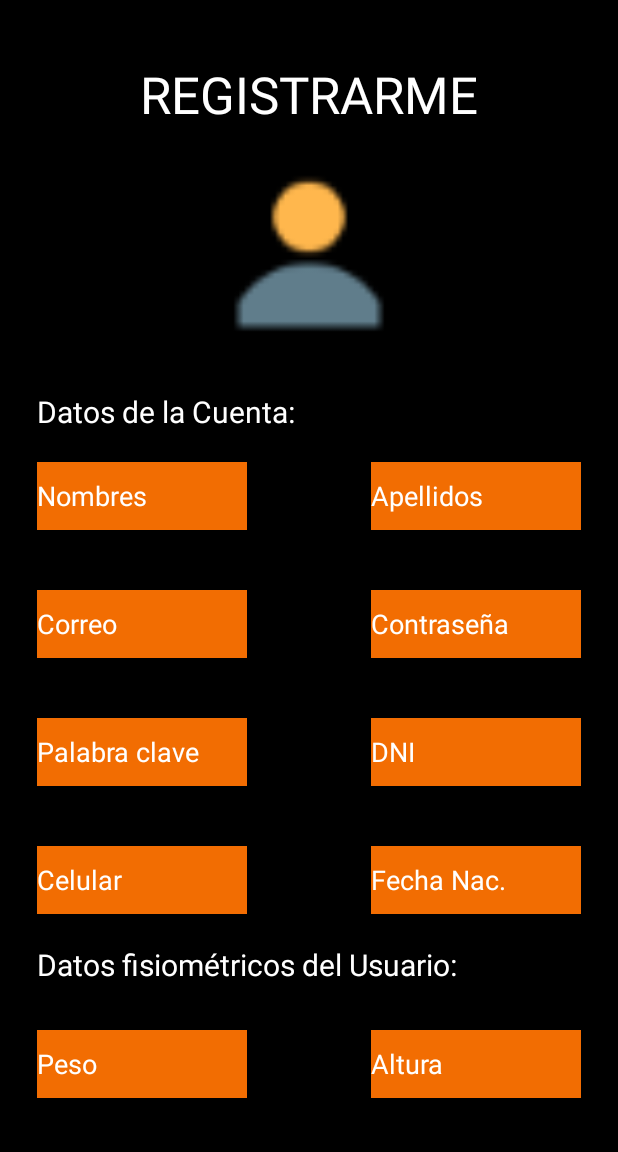
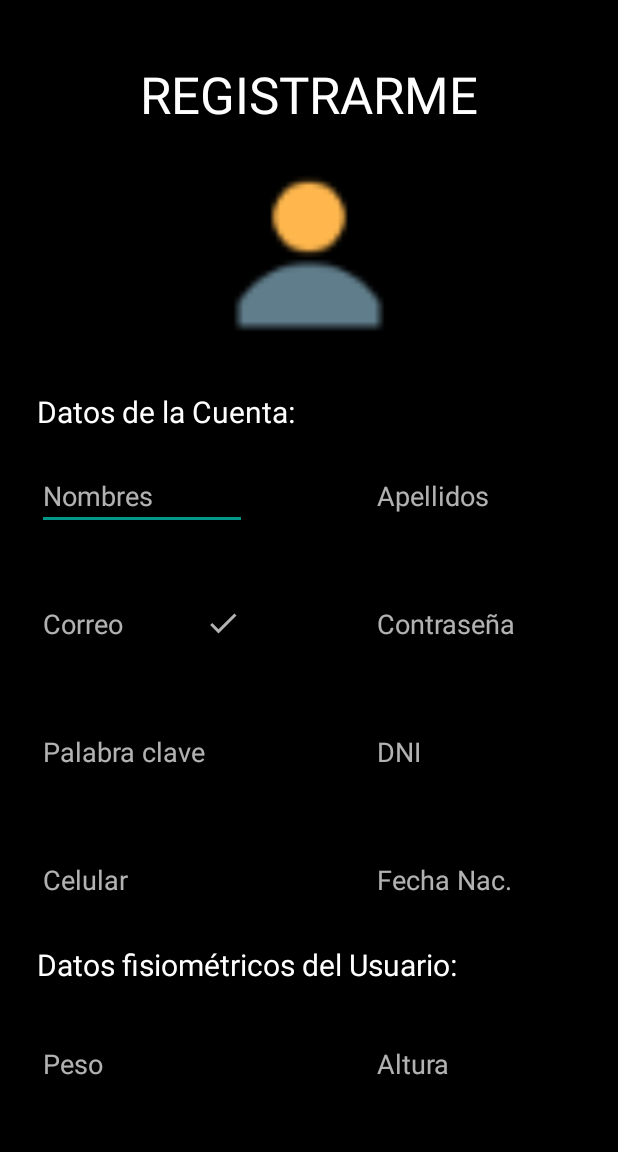
Before and after one commit to wanderjts94/AppGynRv, an Android app: the RegistroActivity screen opened directly, with no data from a screen before it, on a phone screen of 412 x 824 dp, the part 84-1236 px from its top. Run offline under Robolectric (Android 15) with nearby library versions, the phone set to English and light mode, and no system bars.

Commit message:
Diseño arreglado

```diff
--- a/app/src/main/res/layout/activity_registro.xml
+++ b/app/src/main/res/layout/activity_registro.xml
@@ -28,42 +28,46 @@
             android:layout_width="140dp"
             android:layout_height="45dp"
             android:layout_marginTop="20dp"
-            android:background="@color/orange_special"
             android:ems="10"
             android:hint="Nombres"
+            android:textColor="@color/white"
+            android:alpha="0.7"
+            tools:ignore="TouchTargetSizeCheck,SpeakableTextPresentCheck"
             android:inputType="textEmailAddress"
             android:textColorHint="@color/white"
             app:layout_constraintStart_toStartOf="@+id/guideline"
-            app:layout_constraintTop_toBottomOf="@+id/textView2"
-            tools:ignore="MissingConstraints,SpeakableTextPresentCheck,TouchTargetSizeCheck" />
+            app:layout_constraintTop_toBottomOf="@+id/textView2" />
 
         <EditText
             android:id="@+id/rptPalabraClave"
             android:layout_width="140dp"
             android:layout_height="45dp"
             android:layout_marginTop="40dp"
-            android:background="@color/orange_special"
             android:ems="10"
             android:hint="Palabra clave"
             android:inputType="text"
             android:textColorHint="@color/white"
+            android:textColor="@color/white"
+            android:alpha="0.7"
+            tools:ignore="TouchTargetSizeCheck,SpeakableTextPresentCheck"
             app:layout_constraintStart_toStartOf="@+id/guideline"
-            app:layout_constraintTop_toBottomOf="@+id/rptCorreo"
-            tools:ignore="SpeakableTextPresentCheck,TouchTargetSizeCheck" />
+            app:layout_constraintTop_toBottomOf="@+id/rptCorreo" />
 
         <EditText
             android:id="@+id/rptCorreo"
             android:layout_width="140dp"
             android:layout_height="45dp"
             android:layout_marginTop="40dp"
-            android:background="@color/orange_special"
+            android:alpha="0.7"
+            android:drawableEnd="@drawable/baseline_check_24"
+            android:inputType="textEmailAddress"
             android:ems="10"
             android:hint="Correo"
-            android:inputType="text"
+            android:textColor="@color/white"
+            tools:ignore="TouchTargetSizeCheck,SpeakableTextPresentCheck"
             android:textColorHint="@color/white"
             app:layout_constraintStart_toStartOf="@+id/guideline"
-            app:layout_constraintTop_toBottomOf="@+id/rptNombres"
-            tools:ignore="SpeakableTextPresentCheck,TouchTargetSizeCheck" />
+            app:layout_constraintTop_toBottomOf="@+id/rptNombres" />
 
         <androidx.constraintlayout.widget.Guideline
             android:id="@+id/guideline"
@@ -105,42 +109,45 @@
             android:layout_width="140dp"
             android:layout_height="45dp"
             android:layout_marginTop="20dp"
-            android:background="@color/orange_special"
             android:ems="10"
             android:hint="Apellidos"
+            android:textColor="@color/white"
+            android:alpha="0.7"
+            tools:ignore="TouchTargetSizeCheck,SpeakableTextPresentCheck"
             android:inputType="text"
             android:textColorHint="@color/white"
             app:layout_constraintEnd_toStartOf="@+id/guideline2"
-            app:layout_constraintTop_toBottomOf="@+id/textView2"
-            tools:ignore="MissingConstraints,TouchTargetSizeCheck" />
+            app:layout_constraintTop_toBottomOf="@+id/textView2" />
 
         <EditText
             android:id="@+id/rptDNI"
             android:layout_width="140dp"
             android:layout_height="45dp"
             android:layout_marginTop="40dp"
-            android:background="@color/orange_special"
             android:ems="10"
+            android:textColor="@color/white"
+            android:alpha="0.7"
+            tools:ignore="TouchTargetSizeCheck,SpeakableTextPresentCheck"
             android:hint="DNI"
             android:inputType="text"
             android:textColorHint="@color/white"
             app:layout_constraintEnd_toStartOf="@+id/guideline2"
-            app:layout_constraintTop_toBottomOf="@+id/rptCorreo"
-            tools:ignore="TouchTargetSizeCheck" />
+            app:layout_constraintTop_toBottomOf="@+id/rptCorreo" />
 
         <EditText
             android:id="@+id/rptCelular"
             android:layout_width="140dp"
             android:layout_height="45dp"
             android:layout_marginTop="40dp"
-            android:background="@color/orange_special"
             android:ems="10"
             android:hint="Celular"
-            android:inputType="text"
+            android:inputType="number"
+            android:textColor="@color/white"
+            android:alpha="0.7"
+            tools:ignore="TouchTargetSizeCheck,SpeakableTextPresentCheck"
             android:textColorHint="@color/white"
             app:layout_constraintStart_toStartOf="@+id/guideline"
-            app:layout_constraintTop_toBottomOf="@+id/rptDNI"
-            tools:ignore="TouchTargetSizeCheck" />
+            app:layout_constraintTop_toBottomOf="@+id/rptDNI" />
 
         <TextView
             android:id="@+id/textView3"
@@ -174,56 +181,60 @@
             android:layout_width="140dp"
             android:layout_height="45dp"
             android:layout_marginTop="40dp"
-            android:background="@color/orange_special"
             android:ems="10"
             android:hint="Contraseña"
             android:inputType="textPassword"
+            android:textColor="@color/white"
+            android:alpha="0.7"
+            tools:ignore="TouchTargetSizeCheck,SpeakableTextPresentCheck"
             android:textColorHint="@color/white"
             app:layout_constraintEnd_toStartOf="@+id/guideline2"
-            app:layout_constraintTop_toBottomOf="@+id/rptApellidos"
-            tools:ignore="MissingConstraints,TouchTargetSizeCheck" />
+            app:layout_constraintTop_toBottomOf="@+id/rptApellidos" />
 
         <EditText
             android:id="@+id/rptFechaNac"
             android:layout_width="140dp"
             android:layout_height="45dp"
             android:layout_marginTop="40dp"
-            android:background="@color/orange_special"
             android:ems="10"
             android:hint="Fecha Nac."
+            android:textColor="@color/white"
+            android:alpha="0.7"
+            tools:ignore="TouchTargetSizeCheck,SpeakableTextPresentCheck"
             android:inputType="date"
             android:textColorHint="@color/white"
             app:layout_constraintEnd_toStartOf="@+id/guideline2"
-            app:layout_constraintTop_toBottomOf="@+id/rptPalabraClave"
-            tools:ignore="TouchTargetSizeCheck" />
+            app:layout_constraintTop_toBottomOf="@+id/rptPalabraClave" />
 
         <EditText
             android:id="@+id/rptAltura"
             android:layout_width="140dp"
             android:layout_height="45dp"
             android:layout_marginTop="30dp"
-            android:background="@color/orange_special"
             android:ems="10"
             android:hint="Altura"
+            android:textColor="@color/white"
+            android:alpha="0.7"
+            tools:ignore="TouchTargetSizeCheck,SpeakableTextPresentCheck"
             android:inputType="numberDecimal"
             android:textColorHint="@color/white"
             app:layout_constraintEnd_toStartOf="@+id/guideline2"
-            app:layout_constraintTop_toBottomOf="@+id/textView3"
-            tools:ignore="TouchTargetSizeCheck" />
+            app:layout_constraintTop_toBottomOf="@+id/textView3" />
 
         <EditText
             android:id="@+id/rptPeso"
             android:layout_width="140dp"
             android:layout_height="45dp"
             android:layout_marginTop="30dp"
-            android:background="@color/orange_special"
             android:ems="10"
             android:hint="Peso"
+            android:textColor="@color/white"
+            android:alpha="0.7"
+            tools:ignore="TouchTargetSizeCheck,SpeakableTextPresentCheck"
             android:inputType="numberDecimal"
             android:textColorHint="@color/white"
             app:layout_constraintStart_toStartOf="@+id/guideline"
-            app:layout_constraintTop_toBottomOf="@+id/textView3"
-            tools:ignore="MissingConstraints,TouchTargetSizeCheck" />
+            app:layout_constraintTop_toBottomOf="@+id/textView3" />
 
     </androidx.constraintlayout.widget.ConstraintLayout>
 </ScrollView>
```
